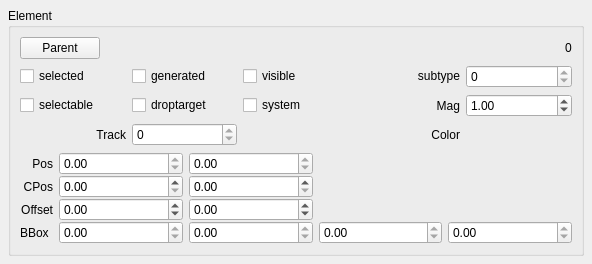
This is mscore/mscore/element.ui in musescore/musescore-old as Qt 5 draws it before an edit. The edited form follows.
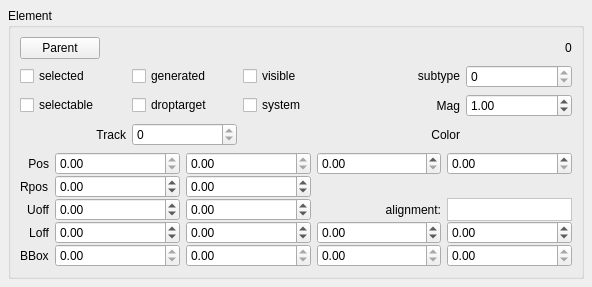
This is the edited form. Custom widgets are drawn as their Qt base class.

What changed in the file:
```diff
--- a/mscore/mscore/element.ui
+++ b/mscore/mscore/element.ui
@@ -7,7 +7,7 @@
     <x>0</x>
     <y>0</y>
     <width>592</width>
-    <height>242</height>
+    <height>266</height>
    </rect>
   </property>
   <property name="windowTitle">
@@ -293,106 +293,30 @@
           </property>
          </widget>
         </item>
-        <item row="1" column="0">
+        <item row="2" column="0">
          <widget class="QLabel" name="label_10">
           <property name="text">
-           <string notr="true" comment="do not translate">CPos</string>
+           <string notr="true" comment="do not translate">Uoff</string>
           </property>
           <property name="alignment">
            <set>Qt::AlignRight|Qt::AlignTrailing|Qt::AlignVCenter</set>
           </property>
          </widget>
         </item>
-        <item row="1" column="1">
-         <widget class="QDoubleSpinBox" name="cposx">
-          <property name="sizePolicy">
-           <sizepolicy hsizetype="Preferred" vsizetype="Fixed">
-            <horstretch>0</horstretch>
-            <verstretch>0</verstretch>
-           </sizepolicy>
-          </property>
-          <property name="toolTip">
-           <string notr="true">canvas x position</string>
-          </property>
-          <property name="maximum">
-           <double>1000000.000000000000000</double>
-          </property>
-         </widget>
-        </item>
-        <item row="1" column="2">
-         <widget class="QDoubleSpinBox" name="cposy">
-          <property name="sizePolicy">
-           <sizepolicy hsizetype="Preferred" vsizetype="Fixed">
-            <horstretch>0</horstretch>
-            <verstretch>0</verstretch>
-           </sizepolicy>
-          </property>
-          <property name="toolTip">
-           <string notr="true">canvas y position</string>
-          </property>
-          <property name="maximum">
-           <double>1000000.000000000000000</double>
-          </property>
-         </widget>
-        </item>
-        <item row="2" column="0">
-         <widget class="QLabel" name="label_6">
-          <property name="text">
-           <string notr="true" comment="do not translate">Offset</string>
-          </property>
-          <property name="textFormat">
-           <enum>Qt::PlainText</enum>
-          </property>
-          <property name="alignment">
-           <set>Qt::AlignRight|Qt::AlignTrailing|Qt::AlignVCenter</set>
-          </property>
-         </widget>
-        </item>
-        <item row="2" column="1">
-         <widget class="QDoubleSpinBox" name="offsetx">
-          <property name="sizePolicy">
-           <sizepolicy hsizetype="Preferred" vsizetype="Fixed">
-            <horstretch>0</horstretch>
-            <verstretch>0</verstretch>
-           </sizepolicy>
-          </property>
-          <property name="suffix">
-           <string comment="do not translate"/>
-          </property>
-          <property name="minimum">
-           <double>-100000.000000000000000</double>
-          </property>
-          <property name="maximum">
-           <double>100000.000000000000000</double>
-          </property>
-          <property name="singleStep">
-           <double>0.100000000000000</double>
-          </property>
-         </widget>
-        </item>
-        <item row="2" column="2">
-         <widget class="QDoubleSpinBox" name="offsety">
-          <property name="sizePolicy">
-           <sizepolicy hsizetype="Preferred" vsizetype="Fixed">
-            <horstretch>0</horstretch>
-            <verstretch>0</verstretch>
-           </sizepolicy>
-          </property>
-          <property name="suffix">
-           <string comment="do not translate"/>
-          </property>
-          <property name="minimum">
-           <double>-100000.000000000000000</double>
-          </property>
-          <property name="maximum">
-           <double>100000.000000000000000</double>
-          </property>
-          <property name="singleStep">
-           <double>0.100000000000000</double>
-          </property>
-         </widget>
-        </item>
         <item row="3" column="0">
+         <widget class="QLabel" name="label_6">
+          <property name="text">
+           <string notr="true" comment="do not translate">Loff</string>
+          </property>
+          <property name="textFormat">
+           <enum>Qt::PlainText</enum>
+          </property>
+          <property name="alignment">
+           <set>Qt::AlignRight|Qt::AlignTrailing|Qt::AlignVCenter</set>
+          </property>
+         </widget>
+        </item>
+        <item row="4" column="0">
          <widget class="QLabel" name="label_7">
           <property name="sizePolicy">
            <sizepolicy hsizetype="Maximum" vsizetype="Preferred">
@@ -408,7 +332,7 @@
           </property>
          </widget>
         </item>
-        <item row="3" column="1">
+        <item row="4" column="1">
          <widget class="QDoubleSpinBox" name="bboxx">
           <property name="sizePolicy">
            <sizepolicy hsizetype="Preferred" vsizetype="Fixed">
@@ -427,7 +351,7 @@
           </property>
          </widget>
         </item>
-        <item row="3" column="2">
+        <item row="4" column="2">
          <widget class="QDoubleSpinBox" name="bboxy">
           <property name="sizePolicy">
            <sizepolicy hsizetype="Preferred" vsizetype="Fixed">
@@ -446,7 +370,7 @@
           </property>
          </widget>
         </item>
-        <item row="3" column="3">
+        <item row="4" column="3">
          <widget class="QDoubleSpinBox" name="bboxw">
           <property name="sizePolicy">
            <sizepolicy hsizetype="Preferred" vsizetype="Fixed">
@@ -465,7 +389,7 @@
           </property>
          </widget>
         </item>
-        <item row="3" column="4">
+        <item row="4" column="4">
          <widget class="QDoubleSpinBox" name="bboxh">
           <property name="readOnly">
            <bool>true</bool>
@@ -478,6 +402,269 @@
           </property>
          </widget>
         </item>
+        <item row="0" column="3">
+         <widget class="QDoubleSpinBox" name="cposx">
+          <property name="sizePolicy">
+           <sizepolicy hsizetype="Preferred" vsizetype="Fixed">
+            <horstretch>0</horstretch>
+            <verstretch>0</verstretch>
+           </sizepolicy>
+          </property>
+          <property name="toolTip">
+           <string notr="true">canvas x position</string>
+          </property>
+          <property name="maximum">
+           <double>1000000.000000000000000</double>
+          </property>
+         </widget>
+        </item>
+        <item row="2" column="1">
+         <widget class="QDoubleSpinBox" name="offsetx">
+          <property name="sizePolicy">
+           <sizepolicy hsizetype="Preferred" vsizetype="Fixed">
+            <horstretch>0</horstretch>
+            <verstretch>0</verstretch>
+           </sizepolicy>
+          </property>
+          <property name="toolTip">
+           <string notr="true">user x offset</string>
+          </property>
+          <property name="suffix">
+           <string comment="do not translate"/>
+          </property>
+          <property name="minimum">
+           <double>-100000.000000000000000</double>
+          </property>
+          <property name="maximum">
+           <double>100000.000000000000000</double>
+          </property>
+          <property name="singleStep">
+           <double>0.100000000000000</double>
+          </property>
+         </widget>
+        </item>
+        <item row="0" column="4">
+         <widget class="QDoubleSpinBox" name="cposy">
+          <property name="sizePolicy">
+           <sizepolicy hsizetype="Preferred" vsizetype="Fixed">
+            <horstretch>0</horstretch>
+            <verstretch>0</verstretch>
+           </sizepolicy>
+          </property>
+          <property name="toolTip">
+           <string notr="true">canvas y position</string>
+          </property>
+          <property name="maximum">
+           <double>1000000.000000000000000</double>
+          </property>
+         </widget>
+        </item>
+        <item row="3" column="1">
+         <widget class="QDoubleSpinBox" name="layoutXoff">
+          <property name="toolTip">
+           <string notr="true">layout x offset</string>
+          </property>
+          <property name="minimum">
+           <double>-100000.000000000000000</double>
+          </property>
+          <property name="maximum">
+           <double>100000.000000000000000</double>
+          </property>
+         </widget>
+        </item>
+        <item row="2" column="2">
+         <widget class="QDoubleSpinBox" name="offsety">
+          <property name="sizePolicy">
+           <sizepolicy hsizetype="Preferred" vsizetype="Fixed">
+            <horstretch>0</horstretch>
+            <verstretch>0</verstretch>
+           </sizepolicy>
+          </property>
+          <property name="toolTip">
+           <string notr="true"/>
+          </property>
+          <property name="suffix">
+           <string comment="do not translate"/>
+          </property>
+          <property name="minimum">
+           <double>-100000.000000000000000</double>
+          </property>
+          <property name="maximum">
+           <double>100000.000000000000000</double>
+          </property>
+          <property name="singleStep">
+           <double>0.100000000000000</double>
+          </property>
+         </widget>
+        </item>
+        <item row="3" column="2">
+         <widget class="QDoubleSpinBox" name="layoutYoff">
+          <property name="toolTip">
+           <string notr="true">layout y offset</string>
+          </property>
+          <property name="minimum">
+           <double>-100000.000000000000000</double>
+          </property>
+          <property name="maximum">
+           <double>100000.000000000000000</double>
+          </property>
+         </widget>
+        </item>
+        <item row="3" column="3">
+         <widget class="QDoubleSpinBox" name="layoutRXoff">
+          <property name="toolTip">
+           <string notr="true">layout relative x offset</string>
+          </property>
+          <property name="minimum">
+           <double>-100000.000000000000000</double>
+          </property>
+          <property name="maximum">
+           <double>100000.000000000000000</double>
+          </property>
+         </widget>
+        </item>
+        <item row="3" column="4">
+         <widget class="QDoubleSpinBox" name="layoutRYoff">
+          <property name="toolTip">
+           <string notr="true">layout relative y offset</string>
+          </property>
+          <property name="minimum">
+           <double>-100000.000000000000000</double>
+          </property>
+          <property name="maximum">
+           <double>100000.000000000000000</double>
+          </property>
+         </widget>
+        </item>
+        <item row="2" column="3">
+         <widget class="QLabel" name="label_2">
+          <property name="toolTip">
+           <string notr="true"/>
+          </property>
+          <property name="text">
+           <string>alignment:</string>
+          </property>
+          <property name="alignment">
+           <set>Qt::AlignRight|Qt::AlignTrailing|Qt::AlignVCenter</set>
+          </property>
+         </widget>
+        </item>
+        <item row="2" column="4">
+         <widget class="QLabel" name="alignment">
+          <property name="palette">
+           <palette>
+            <active>
+             <colorrole role="Base">
+              <brush brushstyle="SolidPattern">
+               <color alpha="255">
+                <red>255</red>
+                <green>255</green>
+                <blue>255</blue>
+               </color>
+              </brush>
+             </colorrole>
+             <colorrole role="Window">
+              <brush brushstyle="SolidPattern">
+               <color alpha="255">
+                <red>255</red>
+                <green>255</green>
+                <blue>255</blue>
+               </color>
+              </brush>
+             </colorrole>
+            </active>
+            <inactive>
+             <colorrole role="Base">
+              <brush brushstyle="SolidPattern">
+               <color alpha="255">
+                <red>255</red>
+                <green>255</green>
+                <blue>255</blue>
+               </color>
+              </brush>
+             </colorrole>
+             <colorrole role="Window">
+              <brush brushstyle="SolidPattern">
+               <color alpha="255">
+                <red>255</red>
+                <green>255</green>
+                <blue>255</blue>
+               </color>
+              </brush>
+             </colorrole>
+            </inactive>
+            <disabled>
+             <colorrole role="Base">
+              <brush brushstyle="SolidPattern">
+               <color alpha="255">
+                <red>255</red>
+                <green>255</green>
+                <blue>255</blue>
+               </color>
+              </brush>
+             </colorrole>
+             <colorrole role="Window">
+              <brush brushstyle="SolidPattern">
+               <color alpha="255">
+                <red>255</red>
+                <green>255</green>
+                <blue>255</blue>
+               </color>
+              </brush>
+             </colorrole>
+            </disabled>
+           </palette>
+          </property>
+          <property name="toolTip">
+           <string notr="true"/>
+          </property>
+          <property name="autoFillBackground">
+           <bool>true</bool>
+          </property>
+          <property name="frameShape">
+           <enum>QFrame::StyledPanel</enum>
+          </property>
+          <property name="frameShadow">
+           <enum>QFrame::Sunken</enum>
+          </property>
+          <property name="text">
+           <string notr="true"/>
+          </property>
+         </widget>
+        </item>
+        <item row="1" column="1">
+         <widget class="QDoubleSpinBox" name="readPosX">
+          <property name="toolTip">
+           <string notr="true">read x position</string>
+          </property>
+          <property name="minimum">
+           <double>-100000.000000000000000</double>
+          </property>
+          <property name="maximum">
+           <double>100000.000000000000000</double>
+          </property>
+         </widget>
+        </item>
+        <item row="1" column="2">
+         <widget class="QDoubleSpinBox" name="readPosY">
+          <property name="toolTip">
+           <string notr="true">read y position</string>
+          </property>
+          <property name="minimum">
+           <double>-100000.000000000000000</double>
+          </property>
+          <property name="maximum">
+           <double>100000.000000000000000</double>
+          </property>
+         </widget>
+        </item>
+        <item row="1" column="0">
+         <widget class="QLabel" name="label_8">
+          <property name="text">
+           <string notr="true">Rpos</string>
+          </property>
+         </widget>
+        </item>
        </layout>
       </item>
      </layout>
```
Left out of the diff: 45 changed lines with no effect on the pictures.
